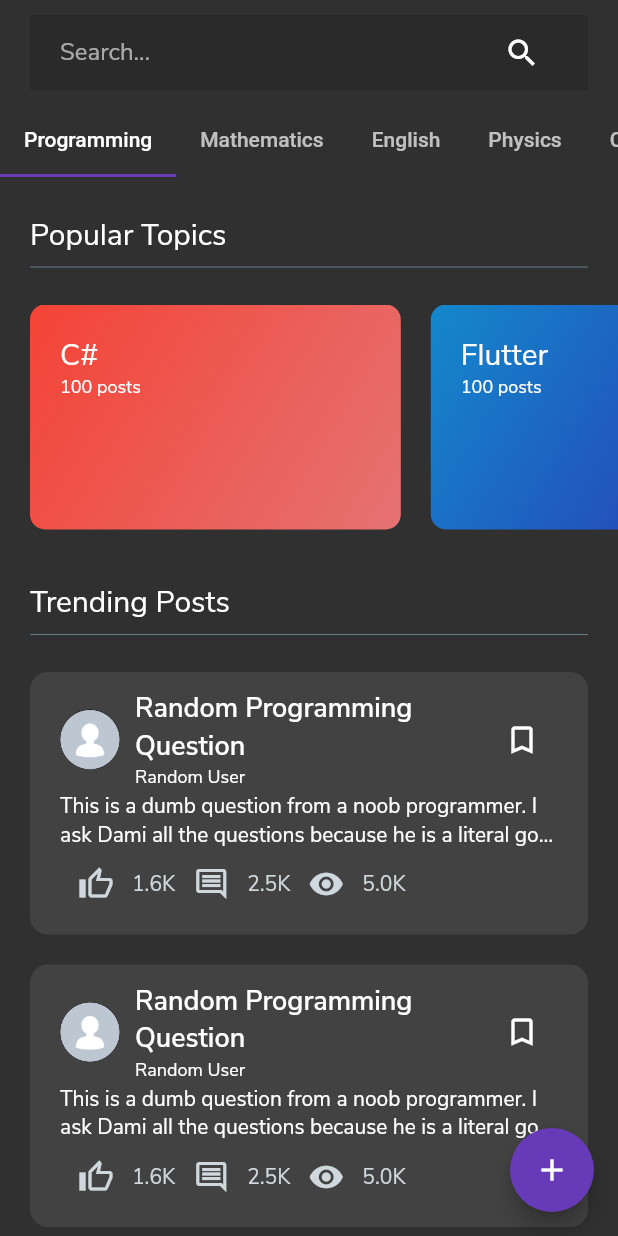
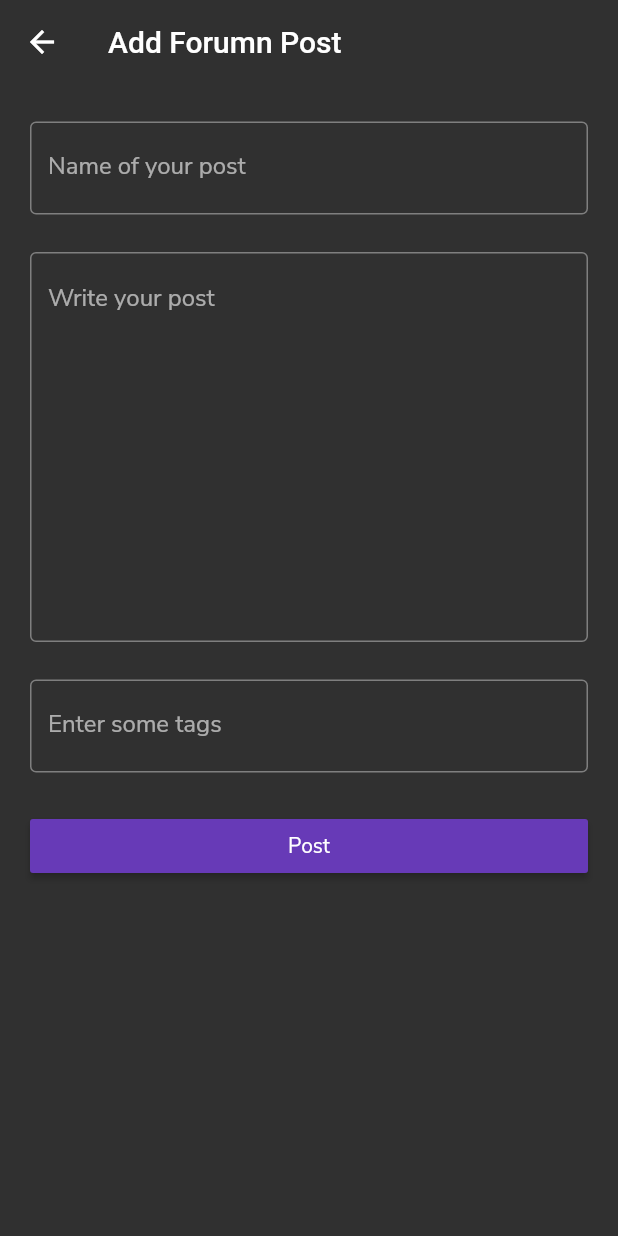
Before and after one commit to mikky-j/Edutarget, a Flutter app: the ForumPage screen opened directly, after a tap on the "add" icon, on a phone screen of 412 x 824 dp. Run offline on Flutter 3.47's test engine with Material 2 defaults, Android fonts, the phone set to English and light mode, and no system bars; our stand-ins replace auto_size_text, firebase_auth, flutter_lorem, flutter_svg, fluttertoast, font_awesome_flutter and 5 more; accounts and stored records are empty.

Commit message:
added finishing touchers to the app

```diff
--- a/lib/main.dart
+++ b/lib/main.dart
@@ -4,6 +4,7 @@ import 'package:new_edutarget/models/shared_prefrences_helper.dart';
 import 'package:new_edutarget/models/theme_notifier.dart';
 import 'package:new_edutarget/models/user.dart';
 import 'package:new_edutarget/pages/account_page.dart';
+import 'package:new_edutarget/pages/add_question_page.dart';
 import 'package:new_edutarget/pages/complete_account_page.dart';
 import 'package:new_edutarget/pages/course_page.dart';
 import 'package:new_edutarget/pages/forgot_password_page.dart';
@@ -120,6 +121,11 @@ class MainApp extends StatelessWidget {
           builder: (_) => AccountPage(),
           settings: settings,
         );
+      case '/add-forum-post':
+        return CustomTransistion(
+          builder: (_) => AddQuestionPage(),
+          settings: settings,
+        );
       case '/complete-account':
         return CustomTransistion(
           builder: (_) => CompleteAccountPage(),
--- /dev/null
+++ b/lib/pages/add_question_page.dart
@@ -0,0 +1,52 @@
+import 'package:flutter/material.dart';
+import 'package:new_edutarget/constants/const.dart';
+
+class AddQuestionPage extends StatelessWidget {
+  const AddQuestionPage({Key key}) : super(key: key);
+
+  @override
+  Widget build(BuildContext context) {
+    return Scaffold(
+      appBar: AppBar(
+        title: Text("Add Forumn Post"),
+        elevation: 0,
+      ),
+      body: SingleChildScrollView(
+        padding: const EdgeInsets.symmetric(horizontal: 20.0),
+        child: Column(
+          children: [
+            columnPadding,
+            TextField(
+              decoration: InputDecoration(
+                labelText: "Name of your post",
+              ),
+            ),
+            columnPadding,
+            TextField(
+              minLines: 10,
+              maxLines: null,
+              decoration: InputDecoration(
+                hintText: "Write your post",
+              ),
+            ),
+            columnPadding,
+            TextField(
+              decoration: InputDecoration(
+                labelText: "Enter some tags",
+              ),
+            ),
+            columnPadding,
+            SizedBox(
+              width: double.infinity,
+              child: RaisedButton(
+                onPressed: () {},
+                child: Text("Post"),
+                color: Theme.of(context).primaryColor,
+              ),
+            )
+          ],
+        ),
+      ),
+    );
+  }
+}
--- a/lib/pages/forum_page.dart
+++ b/lib/pages/forum_page.dart
@@ -1,6 +1,8 @@
 import 'package:flutter/material.dart';
 import 'package:new_edutarget/constants/const.dart';
+import 'package:new_edutarget/main.dart';
 import 'package:new_edutarget/pages/question_page.dart';
+import 'package:new_edutarget/pages/saved_posts.dart';
 
 class ForumPage extends StatelessWidget {
   const ForumPage({Key key}) : super(key: key);
@@ -12,7 +14,8 @@ class ForumPage extends StatelessWidget {
         child: Column(
           crossAxisAlignment: CrossAxisAlignment.start,
           children: [
-            ForumSearchBar(),
+            // ForumPageTItle(text: "C++"),
+            ForumPageHeader(),
             ForumTagBar(),
             columnPadding,
             const ForumHeading(
@@ -32,11 +35,61 @@ class ForumPage extends StatelessWidget {
       ),
       floatingActionButton: FloatingActionButton(
         backgroundColor: Theme.of(context).accentColor,
-        onPressed: () {},
+        onPressed: () {
+          Navigator.pushNamed(context, '/add-forum-post');
+        },
         child: Icon(
           Icons.add,
           color: Colors.white,
         ),
+      ),
+    );
+  }
+}
+
+class ForumPageTItle extends StatelessWidget {
+  final String text;
+  const ForumPageTItle({
+    Key key,
+    this.text,
+  }) : super(key: key);
+
+  @override
+  Widget build(BuildContext context) {
+    return Padding(
+      padding: const EdgeInsets.symmetric(horizontal: 20.0, vertical: 10.0),
+      child: Text(
+        text,
+        style: TextStyle(fontSize: 24.0),
+      ),
+    );
+  }
+}
+
+class ForumPageHeader extends StatelessWidget {
+  const ForumPageHeader({
+    Key key,
+  }) : super(key: key);
+
+  @override
+  Widget build(BuildContext context) {
+    return Container(
+      width: double.infinity,
+      height: 50,
+      margin: EdgeInsets.symmetric(horizontal: 20.0, vertical: 10.0),
+      child: Row(
+        children: [
+          Expanded(
+            child: ForumSearchBar(),
+          ),
+          const SizedBox(width: 10),
+          IconButton(
+            icon: Icon(Icons.bookmark),
+            onPressed: () {
+              Navigator.push(context, customTransition(SavedForumPosts()));
+            },
+          ),
+        ],
       ),
     );
   }
@@ -86,10 +139,7 @@ class ForumSearchBar extends StatelessWidget {
   Widget build(BuildContext context) {
     return Container(
       color: Colors.black12,
-      width: double.infinity,
-      height: 50,
       padding: const EdgeInsets.symmetric(horizontal: 20.0),
-      margin: const EdgeInsets.symmetric(horizontal: 20.0, vertical: 10.0),
       child: Row(
         children: [
           Expanded(
```
Also changed, not shown: lib/pages/question_page.dart (+3 -12 lines), lib/pages/saved_posts.dart (added, +14 -0 lines).
